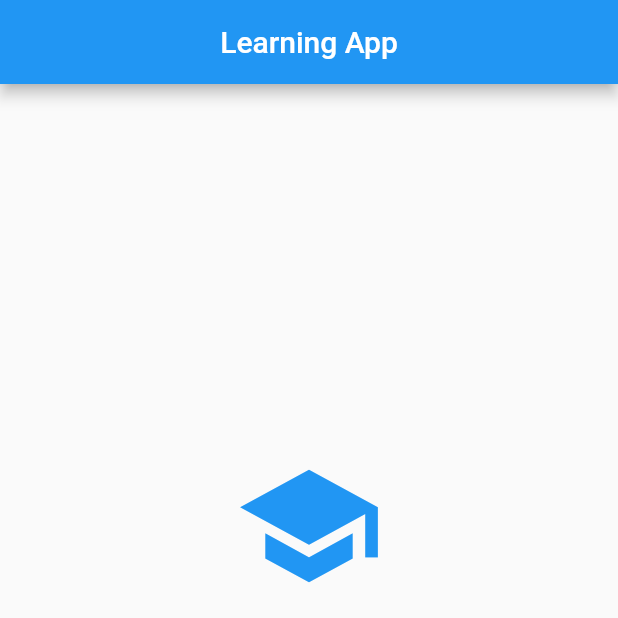
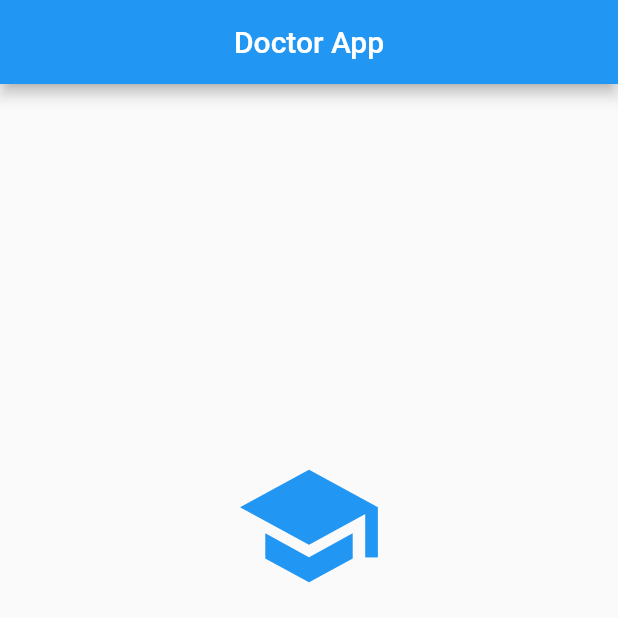
Before and after one commit to sadnamSakib/DP-I, a Flutter app: the screen it shows after launch, on a phone screen of 412 x 824 dp, the top half of it. Run offline on Flutter 3.47's test engine with Material 2 defaults, Android fonts, the phone set to English and light mode, and no system bars; our stand-ins replace firebase_auth, firebase_core; accounts and stored records are empty; generated files the repository leaves out were written again.

Commit message:
new commit

```diff
--- a/lib/screens/home/home.dart
+++ b/lib/screens/home/home.dart
@@ -12,7 +12,7 @@ class _HomeState extends State<Home> {
   Widget build(BuildContext context) {
     return Scaffold(
       appBar: AppBar(
-        title: Text('Learning App'),
+        title: Text('Doctor App'),
         centerTitle: true,
       ),
       body: Container(
```
